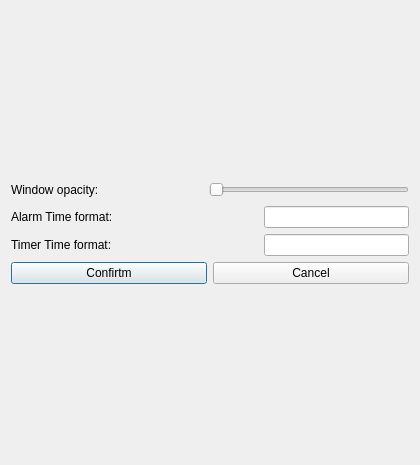
This is SmartTimer/globalsettingsdialog.ui in secondYearProjects/SmartTimer as Qt 5 draws it before an edit. The edited form follows.
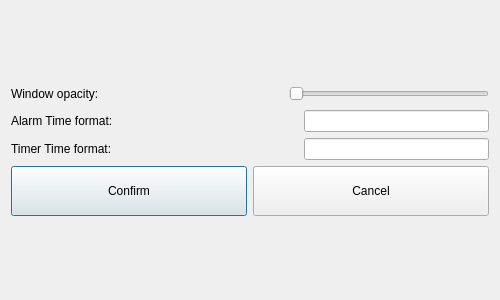
This is the edited form. Icons and pictures are not drawn.

```diff
--- a/SmartTimer/globalsettingsdialog.ui
+++ b/SmartTimer/globalsettingsdialog.ui
@@ -6,19 +6,19 @@
    <rect>
     <x>0</x>
     <y>0</y>
-    <width>420</width>
-    <height>465</height>
+    <width>500</width>
+    <height>300</height>
    </rect>
   </property>
   <property name="minimumSize">
    <size>
     <width>420</width>
-    <height>0</height>
+    <height>300</height>
    </size>
   </property>
   <property name="maximumSize">
    <size>
-    <width>420</width>
+    <width>16777215</width>
     <height>16777215</height>
    </size>
   </property>
@@ -30,8 +30,14 @@
     <normaloff>:/icons/change-icon.png</normaloff>:/icons/change-icon.png</iconset>
   </property>
   <layout class="QGridLayout" name="gridLayout">
+   <property name="sizeConstraint">
+    <enum>QLayout::SetMinimumSize</enum>
+   </property>
    <item row="0" column="0">
     <layout class="QVBoxLayout" name="verticalLayout">
+     <property name="sizeConstraint">
+      <enum>QLayout::SetNoConstraint</enum>
+     </property>
      <item>
       <layout class="QHBoxLayout" name="horizontalLayout_2">
        <item>
@@ -143,13 +149,25 @@
       <layout class="QHBoxLayout" name="horizontalLayout">
        <item>
         <widget class="QPushButton" name="confirmButton">
+         <property name="minimumSize">
+          <size>
+           <width>0</width>
+           <height>50</height>
+          </size>
+         </property>
          <property name="text">
-          <string>Confirtm</string>
+          <string>Confirm</string>
          </property>
         </widget>
        </item>
        <item>
         <widget class="QPushButton" name="cancelButton">
+         <property name="minimumSize">
+          <size>
+           <width>0</width>
+           <height>50</height>
+          </size>
+         </property>
          <property name="text">
           <string>Cancel</string>
          </property>
```
